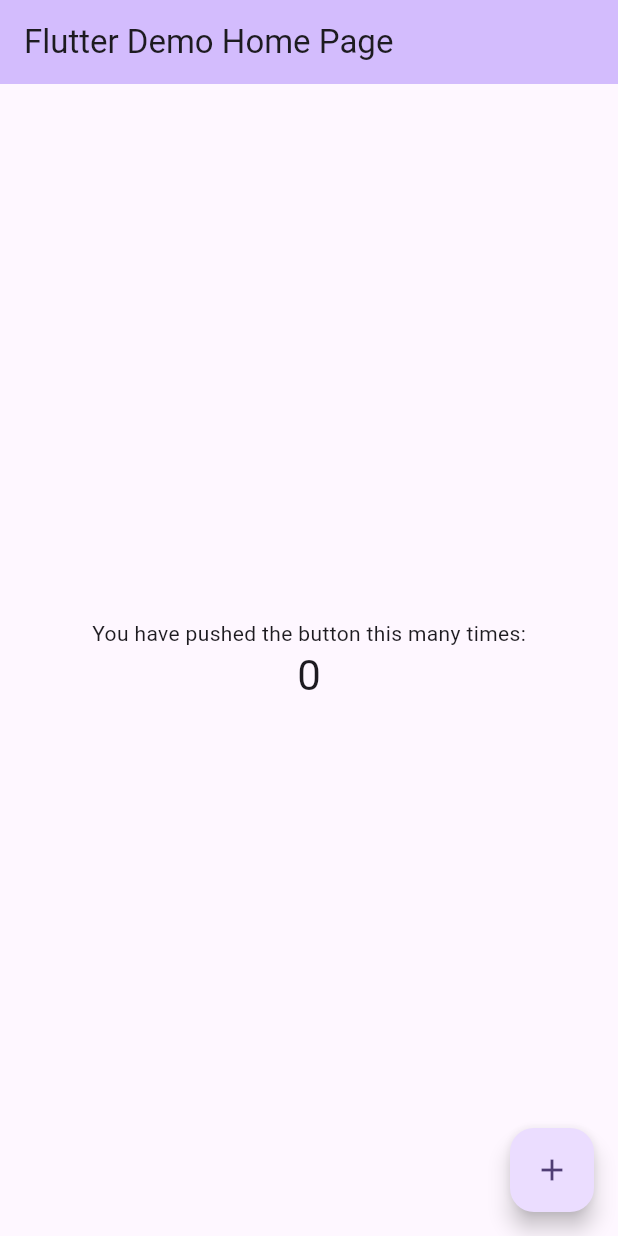
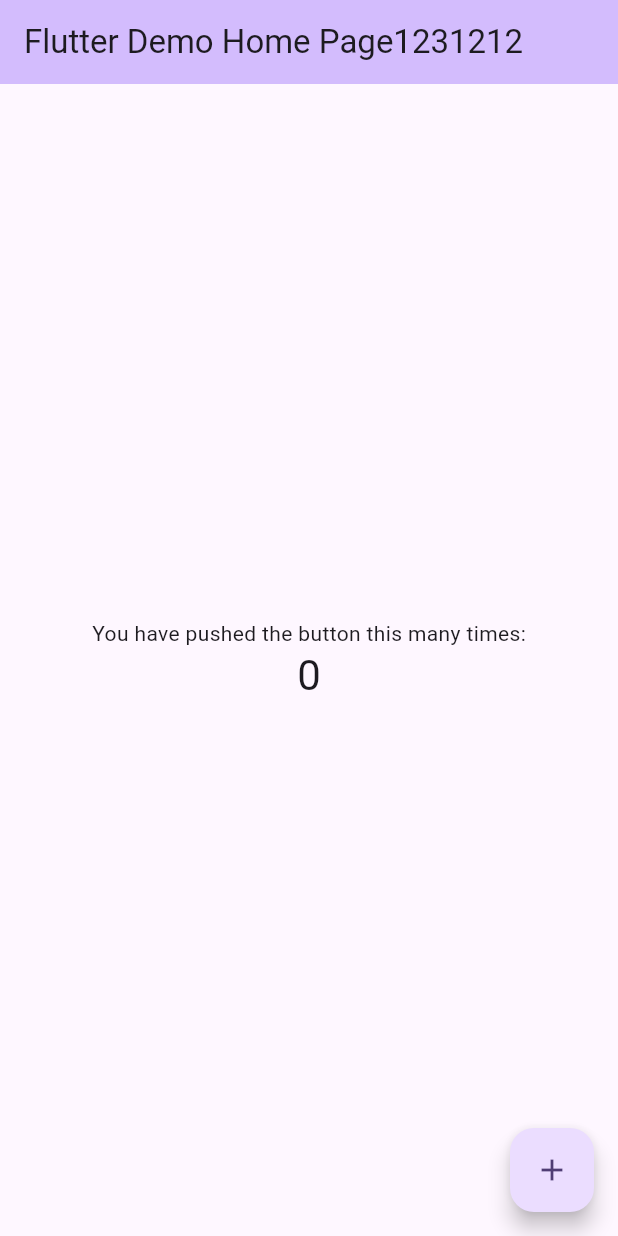
Before and after one commit to MonaVerma-git/Fitness, a Flutter app: the screen it shows after launch, on a phone screen of 412 x 824 dp. Run offline on Flutter 3.47's test engine with Material 3 defaults, Android fonts, the phone set to English and light mode, and no system bars.

```diff
--- a/lib/main.dart
+++ b/lib/main.dart
@@ -31,7 +31,7 @@ class MyApp extends StatelessWidget {
         colorScheme: ColorScheme.fromSeed(seedColor: Colors.deepPurple),
         useMaterial3: true,
       ),
-      home: const MyHomePage(title: 'Flutter Demo Home Page'),
+      home: const MyHomePage(title: 'Flutter Demo Home Page1231212'),
     );
   }
 }
```
